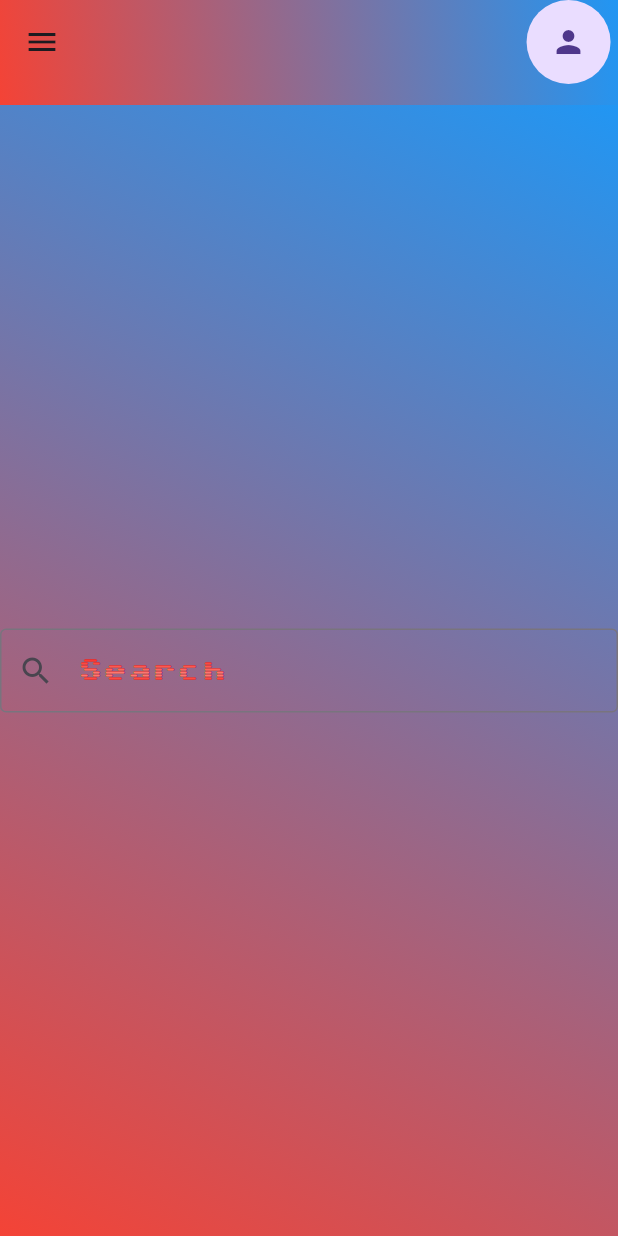
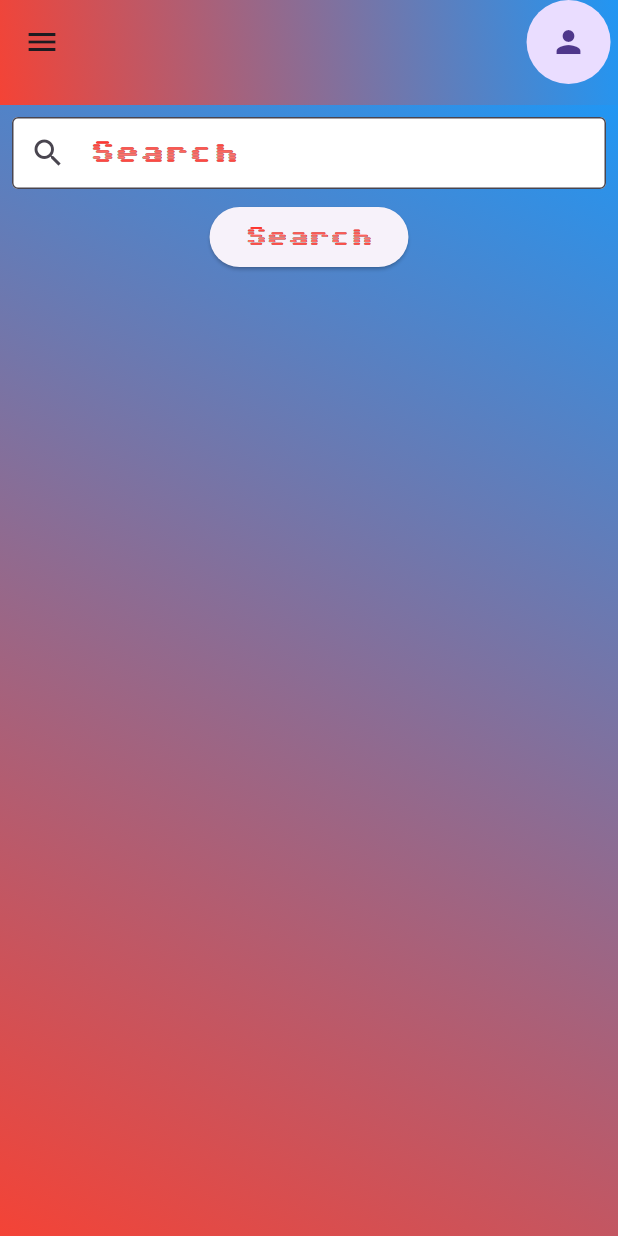
Before and after one commit to AbuMukhlef/cubit_test, a Flutter app: the MenuScreen screen opened directly, on a phone screen of 412 x 824 dp. Run offline on Flutter 3.47's test engine with Material 3 defaults, Android fonts, the phone set to English and light mode, and no system bars; our stand-ins replace easy_localization, flutter_bloc, flutter_dotenv, sizer, supabase_flutter; accounts and stored records are empty.

Commit message:
ADD MenuCubit

```diff
--- a/lib/screen/menu/cubit/menu_cubit.dart
+++ b/lib/screen/menu/cubit/menu_cubit.dart
@@ -1,8 +1,19 @@
-import 'package:bloc/bloc.dart';
-import 'package:meta/meta.dart';
-
+import 'package:flutter_bloc/flutter_bloc.dart';
+import 'package:flutter/material.dart';
 part 'menu_state.dart';
 
 class MenuCubit extends Cubit<MenuState> {
   MenuCubit() : super(MenuInitial());
+
+  TextEditingController searchController = TextEditingController();
+
+  searchText({required TextEditingController controller}) {
+    emitLoading();
+    searchController = controller;
+    print(searchController.text);
+    emitUpdate();
+  }
+
+  void emitLoading() => emit(LoadingState());
+  void emitUpdate() => emit(UpdateUIState(search: searchController.text));
 }
--- a/lib/screen/menu/cubit/menu_state.dart
+++ b/lib/screen/menu/cubit/menu_state.dart
@@ -4,3 +4,10 @@ part of 'menu_cubit.dart';
 sealed class MenuState {}
 
 final class MenuInitial extends MenuState {}
+final class LoadingState extends MenuState {}
+final class UpdateUIState extends MenuState {
+  final String? search;
+
+  UpdateUIState({required this.search});
+}
+final class ErrorState extends MenuState {}
--- a/lib/screen/menu/menu_screen.dart
+++ b/lib/screen/menu/menu_screen.dart
@@ -1,6 +1,8 @@
 import 'package:cubit_test/core/theme/extensions/theme_ext.dart';
+import 'package:cubit_test/screen/menu/cubit/menu_cubit.dart';
 import 'package:cubit_test/screen/start/widget/box_dec.dart';
 import 'package:flutter/material.dart';
+import 'package:flutter_bloc/flutter_bloc.dart';
 import 'package:sizer/sizer.dart';
 
 class MenuScreen extends StatelessWidget {
@@ -8,6 +10,10 @@ class MenuScreen extends StatelessWidget {
 
   @override
   Widget build(BuildContext context) {
+    return BlocProvider(
+      create: (context) => MenuCubit(),
+      child: Builder(builder: (context) {
+        final cubit = context.read<MenuCubit>();
         return Scaffold(
           appBar: PreferredSize(
             preferredSize: const Size.fromHeight(70),
@@ -28,20 +34,43 @@ class MenuScreen extends StatelessWidget {
           drawer: const Drawer(),
           body: Container(
             decoration: boxDec(),
-          child: const Center(
+            child: Center(
               child: Column(
-              mainAxisAlignment: MainAxisAlignment.center,
                 children: [
-                TextField(
-                  decoration: InputDecoration(
+                  Padding(
+                    padding: const EdgeInsets.all(8.0),
+                    child: BlocProvider(
+                      create: (context) => MenuCubit(),
+                      child: TextField(
+                        controller: cubit.searchController,
+                        decoration: const InputDecoration(
+                          filled: true,
+                          fillColor: Colors.white,
+                          contentPadding: EdgeInsets.all(8),
                           border: OutlineInputBorder(),
                           hintText: 'Search',
                           prefixIcon: Icon(Icons.search),
                         ),
-                )
+                      ),
+                    ),
+                  ),
+                  BlocProvider(
+                    create: (context) => MenuCubit(),
+                    child: ElevatedButton(
+                        onPressed: () {
+                          cubit.searchText(controller: cubit.searchController);
+                        },
+                        child: Text(
+                          'Search',
+                          style: TextStyle(color: context.primary),
+                        )),
+                  ),
                 ],
               ),
             ),
-        ));
+          ),
+        );
+      }),
+    );
   }
 }
```
Lines whose indentation alone changed are shown as unchanged.
